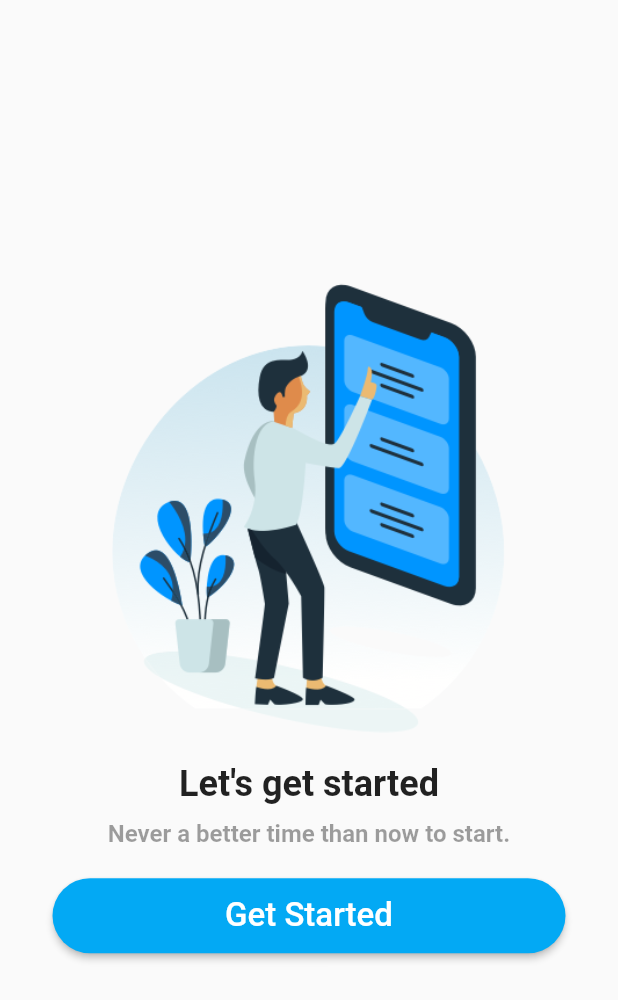
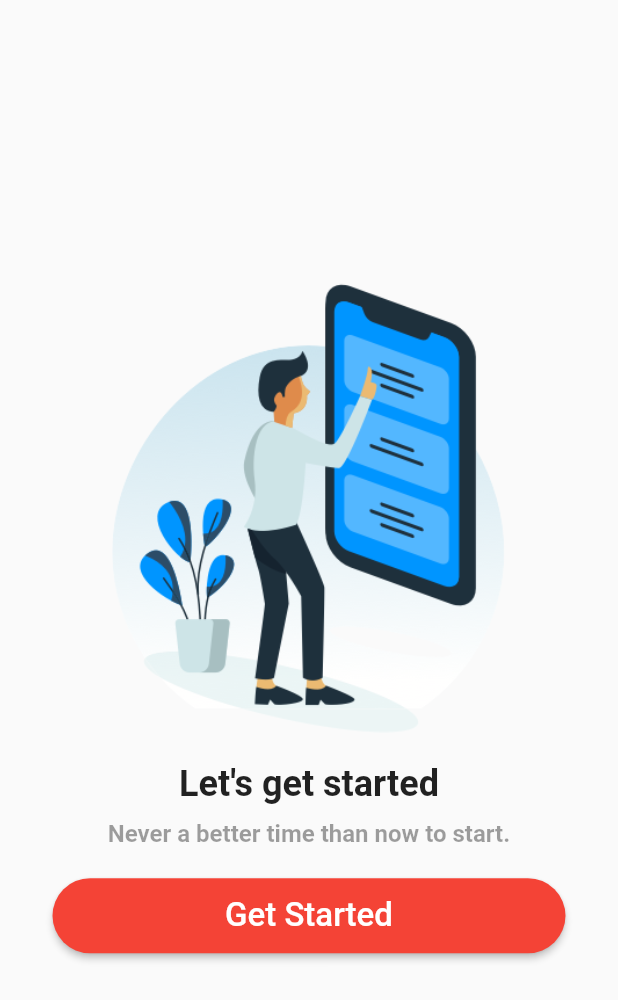
Before and after one commit to Rados1993/FlutterPhoneAuth, a Flutter app: the screen it shows after launch, on a phone screen of 412 x 824 dp. Shown: the top 1000 px of the screen. Run offline on Flutter 3.47's test engine with Material 2 defaults, Android fonts, the phone set to English and light mode, and no system bars; our stand-ins replace country_picker.

Commit message:
Dodata boja

```diff
--- a/lib/widgets/custom_button.dart
+++ b/lib/widgets/custom_button.dart
@@ -12,7 +12,7 @@ class CustomButton extends StatelessWidget {
       onPressed: onPressed,
       style: ButtonStyle(
         foregroundColor: MaterialStateProperty.all<Color>(Colors.white),
-        backgroundColor: MaterialStateProperty.all<Color>(Colors.lightBlue),
+        backgroundColor: MaterialStateProperty.all<Color>(Colors.red),
         shape: MaterialStateProperty.all<RoundedRectangleBorder>(RoundedRectangleBorder(borderRadius: BorderRadius.circular(25.0))),
       ),
       child: Text(text, style: const TextStyle(fontSize: 22),),
```
